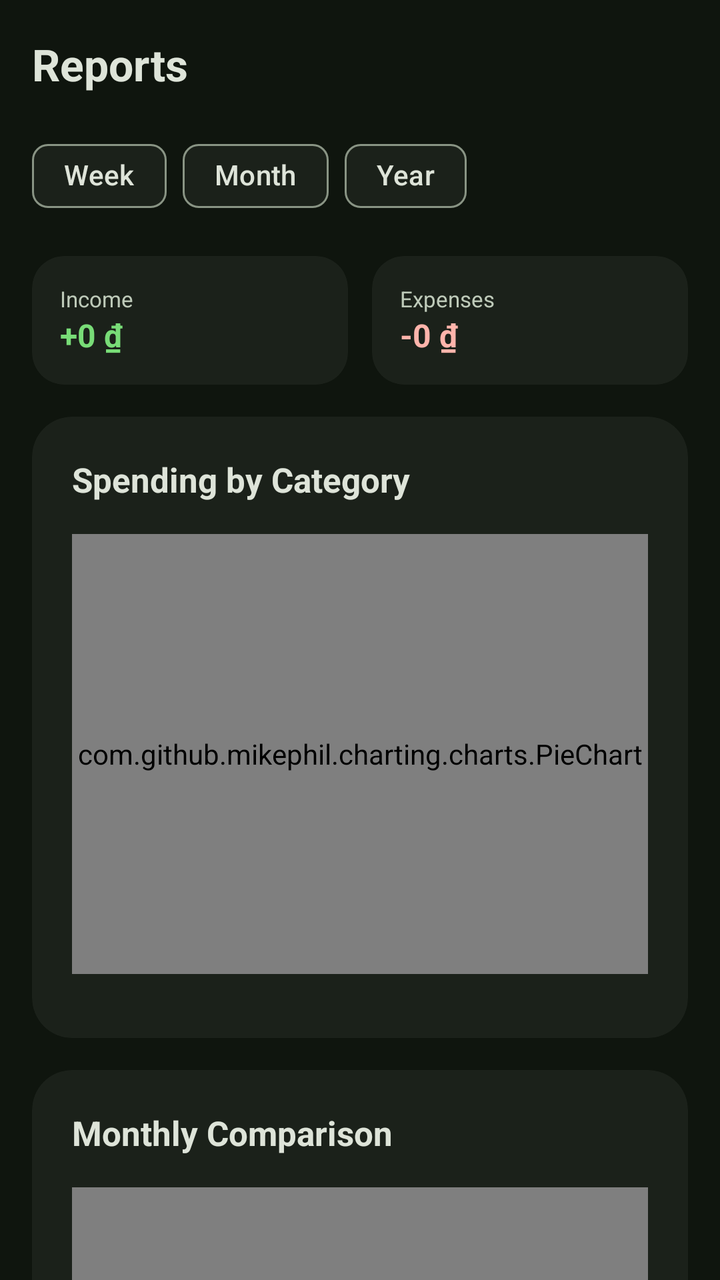
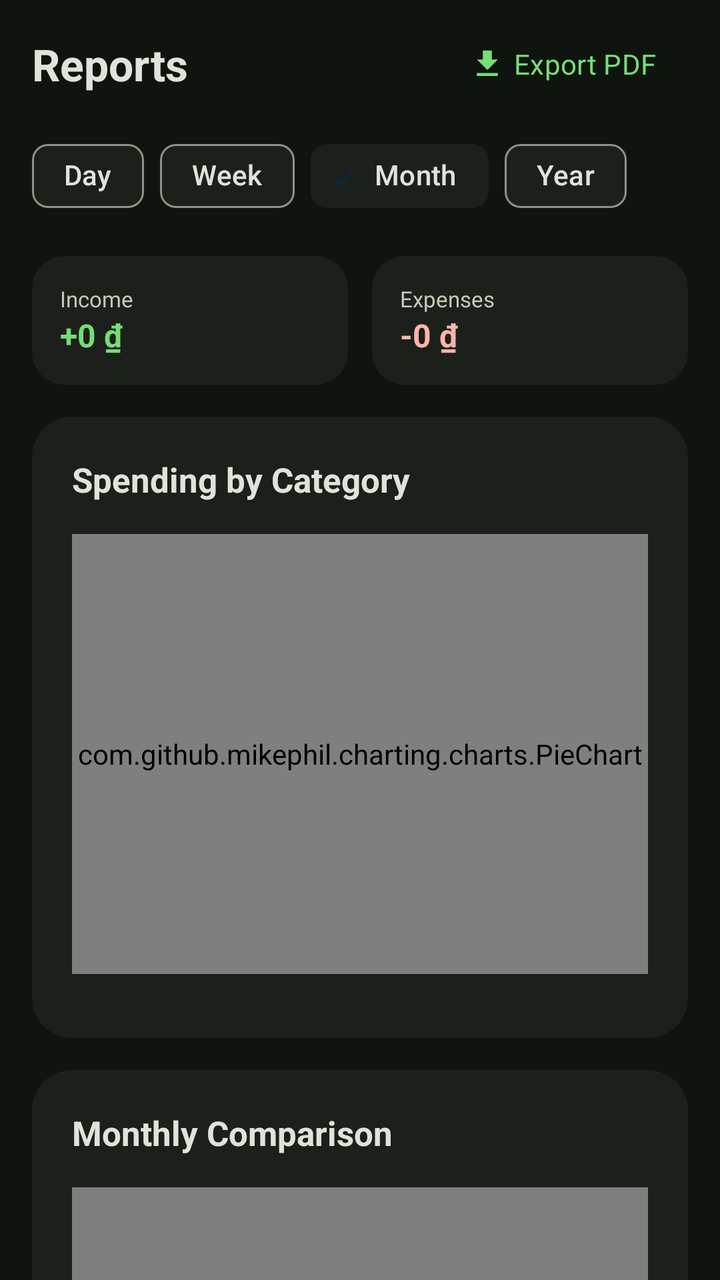

Two renders of the same Android screen: before a commit and after it. Below are the layout's source before the change and the commit's diff.
<!-- AndroidManifest.xml: application theme Theme.Financier -->
<!-- res/layout/fragment_reports.xml -->
<?xml version="1.0" encoding="utf-8"?>
<androidx.core.widget.NestedScrollView xmlns:android="http://schemas.android.com/apk/res/android"
    xmlns:app="http://schemas.android.com/apk/res-auto"
    android:layout_width="match_parent"
    android:layout_height="match_parent"
    android:background="@color/background"
    android:fillViewport="true">

    <LinearLayout
        android:layout_width="match_parent"
        android:layout_height="wrap_content"
        android:orientation="vertical"
        android:paddingHorizontal="16dp"
        android:paddingBottom="100dp">

        
        <LinearLayout
            android:layout_width="match_parent"
            android:layout_height="64dp"
            android:orientation="horizontal"
            android:gravity="center_vertical">
            <TextView
                android:layout_width="wrap_content"
                android:layout_height="wrap_content"
                android:text="@string/reports_title"
                android:textSize="22sp"
                android:textStyle="bold"
                android:textColor="@color/on_surface"/>
        </LinearLayout>

        
        <com.google.android.material.chip.ChipGroup
            android:id="@+id/chip_group_filter"
            android:layout_width="match_parent"
            android:layout_height="wrap_content"
            android:layout_marginBottom="16dp"
            app:singleSelection="true"
            app:selectionRequired="true">

            <com.google.android.material.chip.Chip
                android:id="@+id/chip_week"
                android:layout_width="wrap_content"
                android:layout_height="wrap_content"
                android:text="@string/filter_week"
                style="@style/Widget.Material3.Chip.Filter"
                app:chipBackgroundColor="@color/surface_container"
                android:textColor="@color/on_surface"/>

            <com.google.android.material.chip.Chip
                android:id="@+id/chip_month"
                android:layout_width="wrap_content"
                android:layout_height="wrap_content"
                android:text="@string/filter_month"
                style="@style/Widget.Material3.Chip.Filter"
                app:chipBackgroundColor="@color/surface_container"
                android:textColor="@color/on_surface"
                app:checked="true"/>

            <com.google.android.material.chip.Chip
                android:id="@+id/chip_year"
                android:layout_width="wrap_content"
                android:layout_height="wrap_content"
                android:text="@string/filter_year"
                style="@style/Widget.Material3.Chip.Filter"
                app:chipBackgroundColor="@color/surface_container"
                android:textColor="@color/on_surface"/>
        </com.google.android.material.chip.ChipGroup>

        
        <LinearLayout
            android:layout_width="match_parent"
            android:layout_height="wrap_content"
            android:orientation="horizontal"
            android:layout_marginBottom="16dp">

            
            <androidx.cardview.widget.CardView
                android:layout_width="0dp"
                android:layout_height="wrap_content"
                android:layout_weight="1"
                android:layout_marginEnd="6dp"
                app:cardBackgroundColor="@color/surface_container"
                app:cardCornerRadius="16dp"
                app:cardElevation="0dp">
                <LinearLayout
                    android:layout_width="match_parent"
                    android:layout_height="wrap_content"
                    android:orientation="vertical"
                    android:padding="14dp">
                    <TextView
                        android:layout_width="wrap_content"
                        android:layout_height="wrap_content"
                        android:text="@string/income"
                        android:textSize="11sp"
                        android:textColor="@color/on_surface_variant"/>
                    <TextView
                        android:id="@+id/tv_total_income"
                        android:layout_width="wrap_content"
                        android:layout_height="wrap_content"
                        android:text="+0 ₫"
                        android:textSize="16sp"
                        android:textStyle="bold"
                        android:textColor="@color/primary"/>
                </LinearLayout>
            </androidx.cardview.widget.CardView>

            
            <androidx.cardview.widget.CardView
                android:layout_width="0dp"
                android:layout_height="wrap_content"
                android:layout_weight="1"
                android:layout_marginStart="6dp"
                app:cardBackgroundColor="@color/surface_container"
                app:cardCornerRadius="16dp"
                app:cardElevation="0dp">
                <LinearLayout
                    android:layout_width="match_parent"
                    android:layout_height="wrap_content"
                    android:orientation="vertical"
                    android:padding="14dp">
                    <TextView
                        android:layout_width="wrap_content"
                        android:layout_height="wrap_content"
                        android:text="@string/expenses"
                        android:textSize="11sp"
                        android:textColor="@color/on_surface_variant"/>
                    <TextView
                        android:id="@+id/tv_total_expense"
                        android:layout_width="wrap_content"
                        android:layout_height="wrap_content"
                        android:text="-0 ₫"
                        android:textSize="16sp"
                        android:textStyle="bold"
                        android:textColor="@color/error"/>
                </LinearLayout>
            </androidx.cardview.widget.CardView>
        </LinearLayout>

        
        <androidx.cardview.widget.CardView
            android:layout_width="match_parent"
            android:layout_height="wrap_content"
            app:cardBackgroundColor="@color/surface_container"
            app:cardCornerRadius="20dp"
            app:cardElevation="0dp"
            android:layout_marginBottom="16dp">

            <LinearLayout
                android:layout_width="match_parent"
                android:layout_height="wrap_content"
                android:orientation="vertical"
                android:padding="20dp">

                <TextView
                    android:layout_width="wrap_content"
                    android:layout_height="wrap_content"
                    android:text="@string/spending_by_category"
                    android:textSize="17sp"
                    android:textStyle="bold"
                    android:textColor="@color/on_surface"
                    android:layout_marginBottom="16dp"/>

                <com.github.mikephil.charting.charts.PieChart
                    android:id="@+id/pie_chart"
                    android:layout_width="match_parent"
                    android:layout_height="220dp"/>

                
                <androidx.recyclerview.widget.RecyclerView
                    android:id="@+id/rv_category_breakdown"
                    android:layout_width="match_parent"
                    android:layout_height="wrap_content"
                    android:nestedScrollingEnabled="false"
                    android:layout_marginTop="12dp"/>
            </LinearLayout>
        </androidx.cardview.widget.CardView>

        
        <androidx.cardview.widget.CardView
            android:layout_width="match_parent"
            android:layout_height="wrap_content"
            app:cardBackgroundColor="@color/surface_container"
            app:cardCornerRadius="20dp"
            app:cardElevation="0dp"
            android:layout_marginBottom="16dp">

            <LinearLayout
                android:layout_width="match_parent"
                android:layout_height="wrap_content"
                android:orientation="vertical"
                android:padding="20dp">

                <TextView
                    android:layout_width="wrap_content"
                    android:layout_height="wrap_content"
                    android:text="@string/monthly_comparison"
                    android:textSize="17sp"
                    android:textStyle="bold"
                    android:textColor="@color/on_surface"
                    android:layout_marginBottom="16dp"/>

                <com.github.mikephil.charting.charts.BarChart
                    android:id="@+id/bar_chart"
                    android:layout_width="match_parent"
                    android:layout_height="200dp"/>
            </LinearLayout>
        </androidx.cardview.widget.CardView>

    </LinearLayout>
</androidx.core.widget.NestedScrollView>
<!-- resources referenced by this layout -->
<resources>
  <color name="background">#0F150E</color>
  <color name="error">#FFB4AB</color>
  <color name="on_surface">#DEE4D9</color>
  <color name="on_surface_variant">#BECAB9</color>
  <color name="primary">#78DC77</color>
  <color name="surface_container">#1B211A</color>
  <string name="expenses">Expenses</string>
  <string name="filter_month">Month</string>
  <string name="filter_week">Week</string>
  <string name="filter_year">Year</string>
  <string name="income">Income</string>
  <string name="monthly_comparison">Monthly Comparison</string>
  <string name="reports_title">Reports</string>
  <string name="spending_by_category">Spending by Category</string>
  <color name="on_primary">#00390A</color>
  <color name="primary_container">#4CAF50</color>
  <color name="on_primary_container">#003C0B</color>
  <color name="secondary">#9ECAFF</color>
  <color name="on_secondary">#003258</color>
  <color name="secondary_container">#1E95F2</color>
  <color name="on_secondary_container">#002B4D</color>
  <color name="tertiary">#FFB1C7</color>
  <color name="on_tertiary">#650032</color>
  <color name="tertiary_container">#F26F9D</color>
  <color name="on_tertiary_container">#690034</color>
  <color name="on_error">#690005</color>
  <color name="error_container">#93000A</color>
  <color name="on_error_container">#FFDAD6</color>
  <color name="on_background">#DEE4D9</color>
  <color name="surface">#0F150E</color>
  <color name="surface_container_high">#262C24</color>
  <color name="outline">#899484</color>
  <color name="outline_variant">#3F4A3C</color>
  <color name="status_bar">#0A1009</color>
  <color name="surface_container_lowest">#0A1009</color>
  <style name="ShapeSmall" parent="">
          <item name="cornerFamily">rounded</item>
          <item name="cornerSize">8dp</item>
      </style>
  <style name="ShapeMedium" parent="">
          <item name="cornerFamily">rounded</item>
          <item name="cornerSize">12dp</item>
      </style>
  <style name="ShapeLarge" parent="">
          <item name="cornerFamily">rounded</item>
          <item name="cornerSize">16dp</item>
      </style>
  <!-- unchanged entries left out for length: 1 -->
</resources>

<!-- the commit's change to res/layout/fragment_reports.xml (unified diff, before → after) -->
@@ -20,12 +20,22 @@
             android:orientation="horizontal"
             android:gravity="center_vertical">
             <TextView
-                android:layout_width="wrap_content"
-                android:layout_height="wrap_content"
+                android:layout_width="0dp"
+                android:layout_height="wrap_content"
+                android:layout_weight="1"
                 android:text="@string/reports_title"
                 android:textSize="22sp"
                 android:textStyle="bold"
                 android:textColor="@color/on_surface"/>
+            <com.google.android.material.button.MaterialButton
+                android:id="@+id/btn_export_pdf"
+                style="@style/Widget.Material3.Button.TextButton.Icon"
+                android:layout_width="wrap_content"
+                android:layout_height="wrap_content"
+                android:text="@string/export_pdf"
+                app:icon="@drawable/ic_export"
+                android:textColor="@color/primary"
+                app:iconTint="@color/primary"/>
         </LinearLayout>
 
         
@@ -38,6 +48,15 @@
             app:selectionRequired="true">
 
             <com.google.android.material.chip.Chip
+                android:id="@+id/chip_day"
+                android:layout_width="wrap_content"
+                android:layout_height="wrap_content"
+                android:text="@string/filter_day"
+                style="@style/Widget.Material3.Chip.Filter"
+                app:chipBackgroundColor="@color/surface_container"
+                android:textColor="@color/on_surface"/>
+
+            <com.google.android.material.chip.Chip
                 android:id="@+id/chip_week"
                 android:layout_width="wrap_content"
                 android:layout_height="wrap_content"
@@ -54,7 +73,7 @@
                 style="@style/Widget.Material3.Chip.Filter"
                 app:chipBackgroundColor="@color/surface_container"
                 android:textColor="@color/on_surface"
-                app:checked="true"/>
+                android:checked="true"/>
 
             <com.google.android.material.chip.Chip
                 android:id="@+id/chip_year"
<!-- resource entries referenced after the edit -->
@@ -6,7 +6,19 @@
   <color name="on_surface_variant">#BECAB9</color>
   <color name="primary">#78DC77</color>
   <color name="surface_container">#1B211A</color>
+  <!-- drawable ic_export (drawable) -->
+  <vector xmlns:android="http://schemas.android.com/apk/res/android"
+      android:width="24dp"
+      android:height="24dp"
+      android:viewportWidth="24"
+      android:viewportHeight="24">
+    <path
+        android:fillColor="#FF000000"
+        android:pathData="M19,9h-4V3H9v6H5l7,7 7,-7zM5,18v2h14v-2H5z"/>
+  </vector>
   <string name="expenses">Expenses</string>
+  <string name="export_pdf">Export PDF</string>
+  <string name="filter_day">Day</string>
   <string name="filter_month">Month</string>
   <string name="filter_week">Week</string>
   <string name="filter_year">Year</string>
